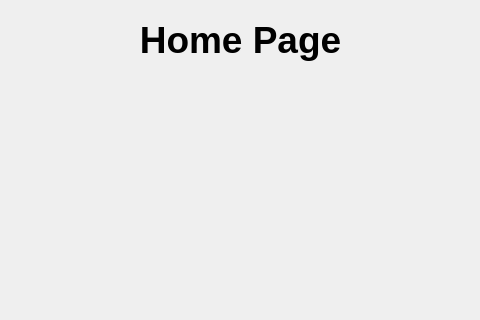
Old version of the form Versions/Interface/HomePage.ui in the repository Mhrshd-fllh/AP_Project4012; both pictures show x 217 to 697 and y 0 to 320 of the 1300 by 850 pixel window.
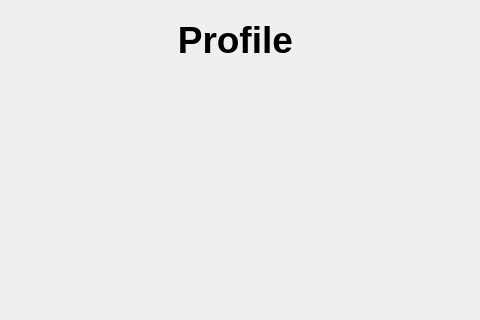
New version of the form.

Commit message: Creating Profile Page with QT Designer and convert it to python file

```diff
--- a/Versions/Interface/HomePage.ui
+++ b/Versions/Interface/HomePage.ui
@@ -58,7 +58,7 @@
      </font>
     </property>
     <property name="text">
-     <string>Home Page</string>
+     <string>Profile </string>
     </property>
     <property name="alignment">
      <set>Qt::AlignCenter</set>
```
The commit also changes 2 other files.
